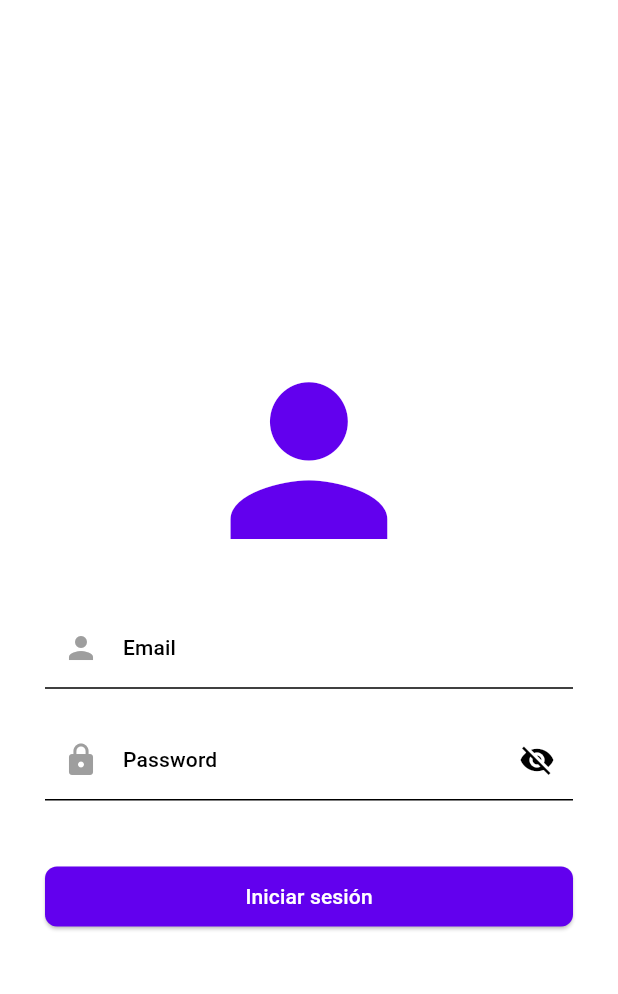
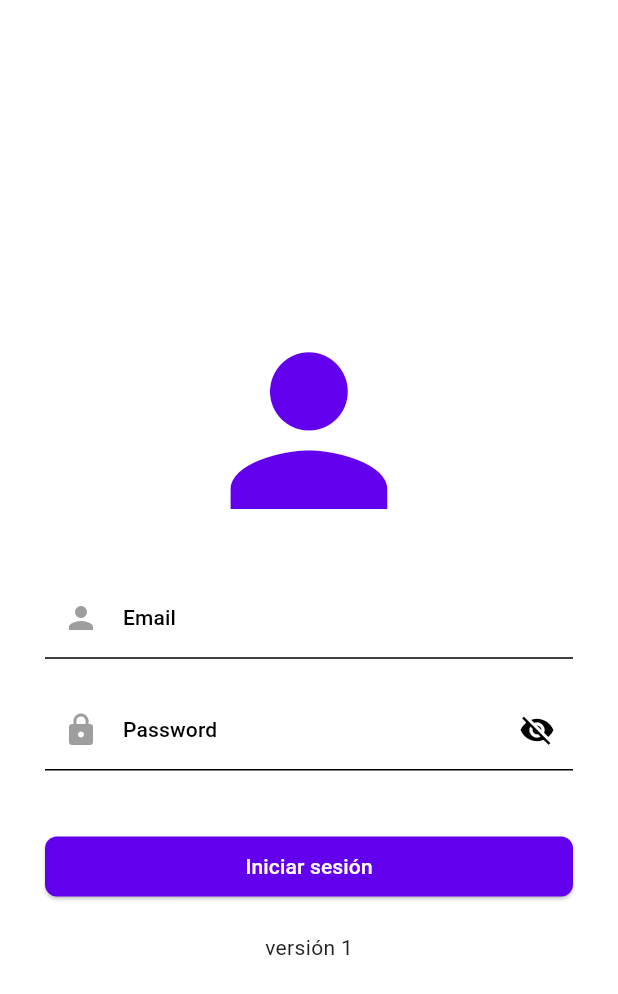
Before and after one commit to gu1llermo/captadores_app, a Flutter app: the screen it shows after launch, on a phone screen of 412 x 824 dp. Shown: the top 994 px of the screen. Run offline on Flutter 3.47's test engine with Material 3 defaults, Android fonts, the phone set to English and light mode, and no system bars; our stand-ins replace connectivity_plus, dio, flutter_dotenv, flutter_riverpod, flutter_secure_storage, font_awesome_flutter and 4 more; missing offline and left inert: auto_size_text_plus; generated files the repository leaves out were written again.

Commit message:
viendo la version temporal de prueba en el login

```diff
--- a/lib/features/authentication/presentation/screens/login_screen.dart
+++ b/lib/features/authentication/presentation/screens/login_screen.dart
@@ -144,6 +144,9 @@ class LoginScreen extends ConsumerWidget {
                                 : const Text('Iniciar sesión'),
                       ),
                     ),
+
+                    const SizedBox(height: 20),
+                    const Text('versión 1'),
                     // const SizedBox(height: 40),
                     // TextButton(
                     //   onPressed: () {
```
